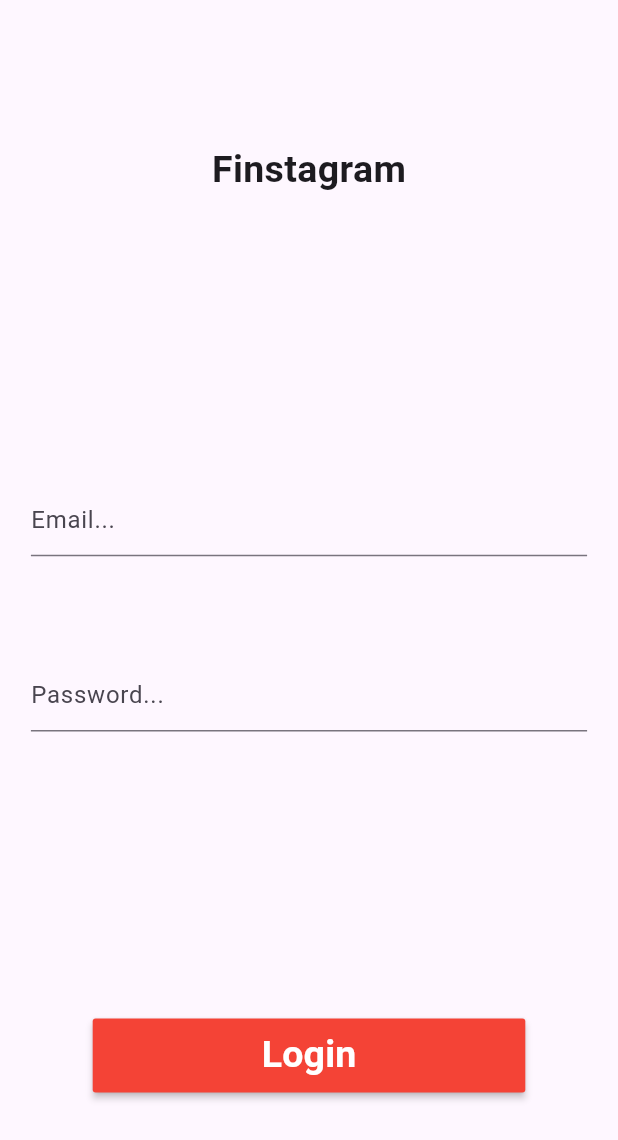
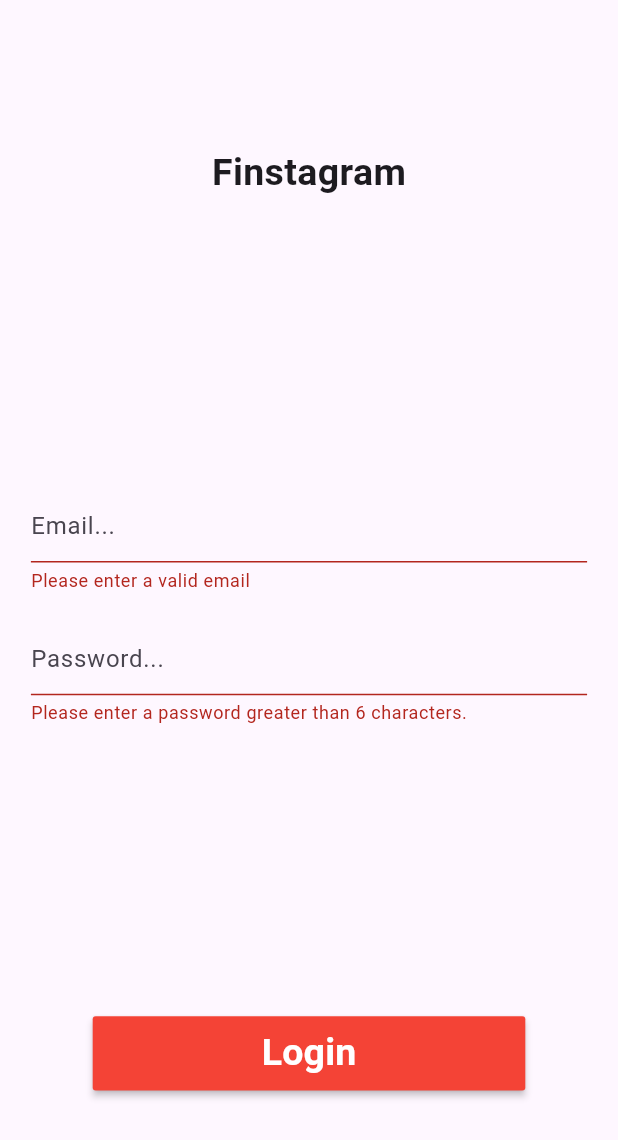
Before and after one commit to Prathamesh-1011/Finstagram, a Flutter app: the screen it shows after launch, after a tap on "Login", on a phone screen of 412 x 824 dp. Shown: the top 1140 px of the screen. Run offline on Flutter 3.47's test engine with Material 3 defaults, Android fonts, the phone set to English and light mode, and no system bars.

Commit message:
validating and saving form input

```diff
--- a/lib/pages/login_page.dart
+++ b/lib/pages/login_page.dart
@@ -1,4 +1,4 @@
-// ignore_for_file: no_leading_underscores_for_local_identifiers
+// ignore_for_file: no_leading_underscores_for_local_identifiers, unused_field
 
 import 'package:flutter/material.dart';
 
@@ -58,7 +58,7 @@ class _LoginPage extends State<LoginPage> {
 
   Widget _loginForm() {
     return Container(
-      height: _deviceHeight! * 0.20,
+      height: _deviceHeight! * 0.19,
       child: Form(
         key: _loginFormKey,
         child: Column(
@@ -109,7 +109,7 @@ class _LoginPage extends State<LoginPage> {
 
   Widget _loginButton() {
     return MaterialButton(
-      onPressed: () {},
+      onPressed: _loginUser,
       minWidth: _deviceWidth! * 0.70,
       height: _deviceHeight! * 0.06,
       color: Colors.red,
@@ -123,4 +123,10 @@ class _LoginPage extends State<LoginPage> {
       ),
     );
   }
+
+  void _loginUser() async {
+    if (_loginFormKey.currentState!.validate()) {
+      _loginFormKey.currentState!.save();
+    }
+  }
 }
--- a/lib/pages/register_page.dart
+++ b/lib/pages/register_page.dart
@@ -1,6 +1,8 @@
 import 'package:flutter/material.dart';
 
 class RegisterPage extends StatefulWidget {
+  const RegisterPage({super.key});
+
   @override
   State<StatefulWidget> createState() {
     return _RegisterPageState();
```
